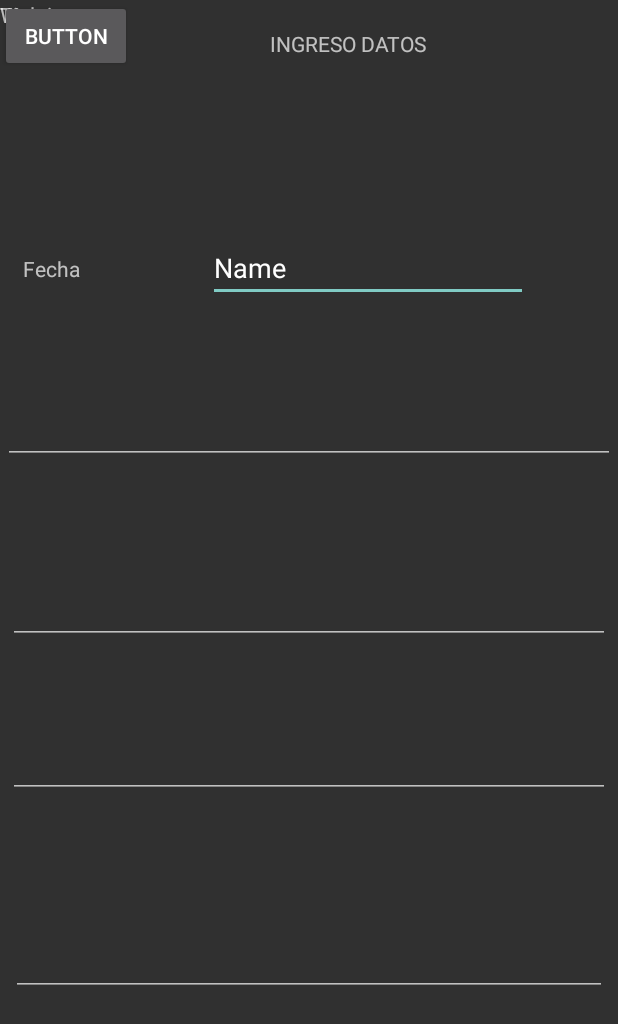
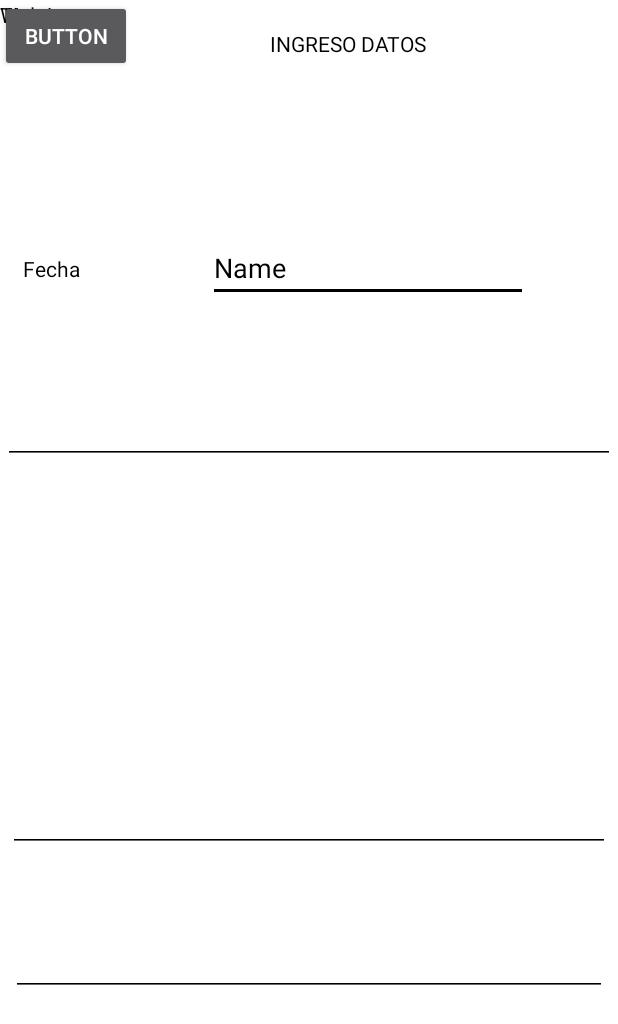
Before and after one commit to Israel8998/ConArt, an Android app: the IngresoDatos screen opened directly, with no data from a screen before it, on a phone screen of 412 x 824 dp. Shown: the top 1024 px of the screen. Run offline under Robolectric (Android 15) with nearby library versions, the phone set to English and light mode, and no system bars; our stand-ins replace Firebase (no records; nobody signed in at launch, a user with empty details on screens opened directly).

Commit message:
ColorFondo

```diff
--- a/app/build.gradle
+++ b/app/build.gradle
@@ -45,6 +45,7 @@ dependencies {
     implementation 'com.google.firebase:firebase-auth:21.0.6'
     implementation 'com.google.firebase:firebase-auth'
     implementation 'com.google.android.gms:play-services-auth:20.2.0'
+    implementation 'com.google.android.material:material:1.2.1'
     testImplementation 'junit:junit:4.13.2'
     androidTestImplementation 'androidx.test.ext:junit:1.1.3'
     androidTestImplementation 'androidx.test.espresso:espresso-core:3.4.0'
--- a/app/src/main/res/layout/activity_ingreso_datos.xml
+++ b/app/src/main/res/layout/activity_ingreso_datos.xml
@@ -4,13 +4,15 @@
     xmlns:tools="http://schemas.android.com/tools"
     android:layout_width="match_parent"
     android:layout_height="match_parent"
-    tools:context=".IngresoDatos">
+    tools:context=".IngresoDatos"
+    android:background="@color/white">
 
     <TextView
         android:id="@+id/lblProvider"
         android:layout_width="wrap_content"
         android:layout_height="wrap_content"
         android:text="Welcome"
+        android:textColor="@color/black"
         tools:layout_editor_absoluteX="301dp"
         tools:layout_editor_absoluteY="99dp" />
 
@@ -19,6 +21,7 @@
         android:layout_width="wrap_content"
         android:layout_height="wrap_content"
         android:text="Tipo ingreso"
+        android:textColor="@color/black"
         tools:layout_editor_absoluteX="213dp"
         tools:layout_editor_absoluteY="99dp" />
 
@@ -30,6 +33,7 @@
         android:layout_marginTop="19dp"
         android:layout_marginEnd="127dp"
         android:text="INGRESO DATOS"
+        android:textColor="@color/black"
         app:layout_constraintEnd_toEndOf="parent"
         app:layout_constraintStart_toEndOf="@+id/textView6"
         app:layout_constraintTop_toTopOf="parent" />
@@ -40,6 +44,7 @@
         android:layout_height="wrap_content"
         android:layout_marginStart="15dp"
         android:text="Fecha"
+        android:textColor="@color/black"
         app:layout_constraintBottom_toBottomOf="@+id/editTextTextPersonName"
         app:layout_constraintStart_toStartOf="parent"
         app:layout_constraintTop_toTopOf="@+id/editTextTextPersonName" />
@@ -53,6 +58,9 @@
         android:ems="10"
         android:inputType="textPersonName"
         android:text="Name"
+        android:backgroundTint="@color/black"
+        android:textColor="@color/black"
+        android:textColorHint="@color/black"
         app:layout_constraintBottom_toTopOf="@+id/txtTotal"
         app:layout_constraintEnd_toEndOf="parent" />
 
@@ -63,6 +71,8 @@
         android:layout_marginStart="2dp"
         android:layout_marginTop="257dp"
         android:layout_marginEnd="2dp"
+        android:textColor="@color/black"
+        android:backgroundTint="@color/black"
         android:ems="10"
         android:inputType="textPersonName"
         app:layout_constraintEnd_toEndOf="parent"
@@ -70,34 +80,18 @@
         app:layout_constraintTop_toTopOf="parent" />
 
     <EditText
-        android:id="@+id/txtIngreso"
-        android:layout_width="0dp"
-        android:layout_height="57dp"
-        android:layout_marginStart="5dp"
-        android:layout_marginTop="64dp"
-        android:layout_marginEnd="5dp"
-        android:layout_marginBottom="63dp"
-        android:ems="10"
-        android:inputType="textPersonName"
-        app:layout_constraintBottom_toTopOf="@+id/txtEgreso"
-        app:layout_constraintEnd_toEndOf="parent"
-        app:layout_constraintHorizontal_bias="1.0"
-        app:layout_constraintStart_toStartOf="parent"
-        app:layout_constraintTop_toBottomOf="@+id/txtTotal"
-        app:layout_constraintVertical_bias="0.05" />
-
-    <EditText
         android:id="@+id/txtEgreso"
         android:layout_width="0dp"
         android:layout_height="67dp"
         android:layout_marginStart="5dp"
         android:layout_marginEnd="5dp"
-        android:layout_marginBottom="292dp"
+        android:layout_marginBottom="256dp"
         android:ems="10"
+        android:backgroundTint="@color/black"
         android:inputType="textPersonName"
         app:layout_constraintBottom_toBottomOf="parent"
         app:layout_constraintEnd_toEndOf="parent"
-        app:layout_constraintHorizontal_bias="1.0"
+        app:layout_constraintHorizontal_bias="0.0"
         app:layout_constraintStart_toStartOf="parent" />
 
     <EditText
@@ -107,6 +101,7 @@
         android:layout_marginStart="7dp"
         android:layout_marginEnd="7dp"
         android:layout_marginBottom="160dp"
+        android:backgroundTint="@color/black"
         android:ems="10"
         android:inputType="textPersonName"
         app:layout_constraintBottom_toBottomOf="parent"
@@ -127,14 +122,18 @@
         android:layout_width="wrap_content"
         android:layout_height="wrap_content"
         android:text="Welcome"
+        android:textColor="@color/black"
         tools:layout_editor_absoluteX="94dp"
         tools:layout_editor_absoluteY="99dp" />
 
     <TextView
         android:id="@+id/lblCorreo"
+        android:textColor="@color/black"
         android:layout_width="wrap_content"
         android:layout_height="wrap_content"
         android:text="Nombre"
+
         tools:layout_editor_absoluteX="23dp"
         tools:layout_editor_absoluteY="99dp" />
+
 </androidx.constraintlayout.widget.ConstraintLayout>
```
